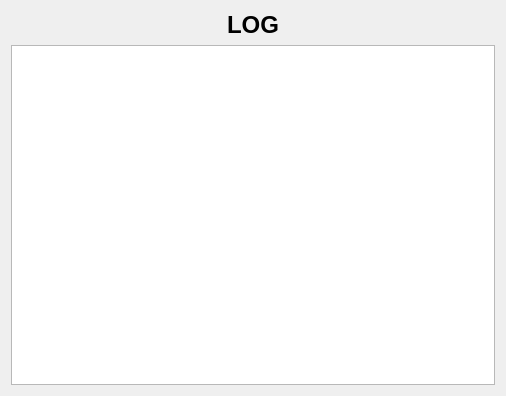
First picture: the form in heimdall_VS/heimdall_VS/LogWindow.ui, repository tbmt41projekt/heimdall, before the edit.
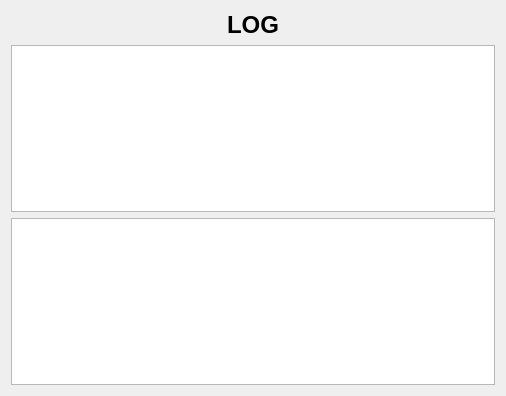
Second picture: the form after the edit.

Diff of the .ui file:
```diff
--- a/heimdall_VS/heimdall_VS/LogWindow.ui
+++ b/heimdall_VS/heimdall_VS/LogWindow.ui
@@ -21,6 +21,9 @@
      </property>
     </widget>
    </item>
+   <item>
+    <widget class="QTextEdit" name="logText"/>
+   </item>
    <item>
     <widget class="QPlainTextEdit" name="logTextEdit">
      <property name="autoFillBackground">
```
